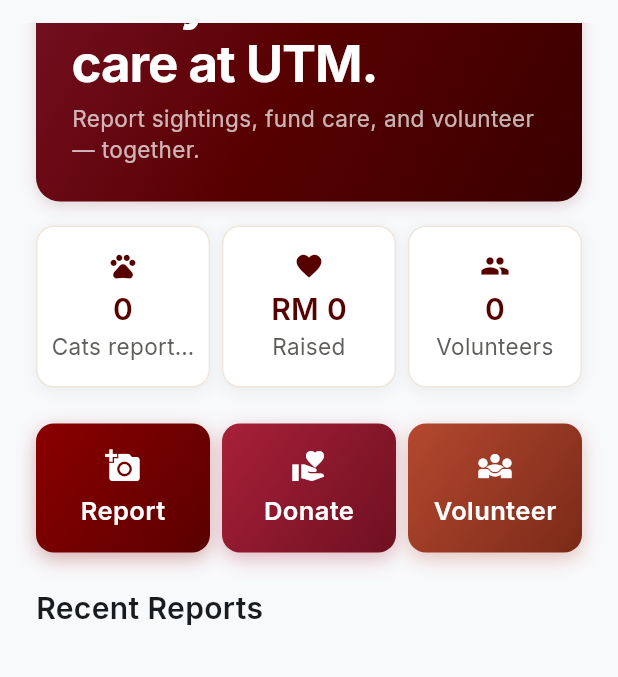
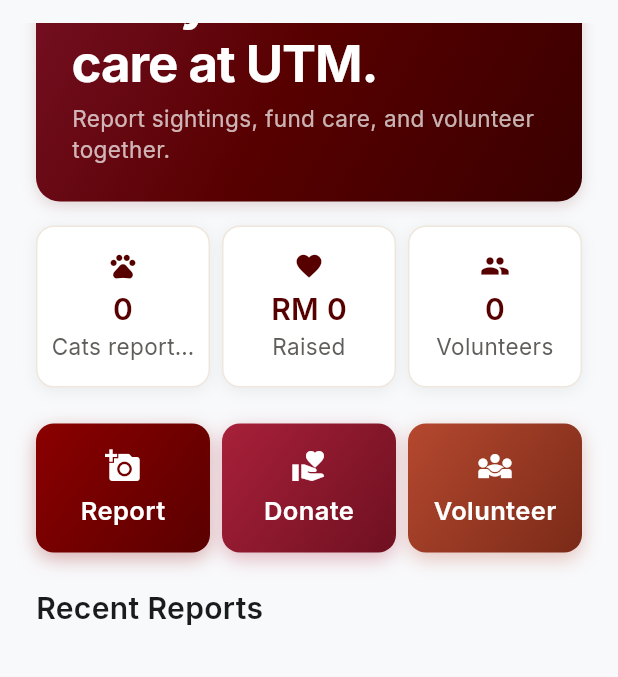
Before and after one commit to muzzz20/NoName-App-Dev, a Flutter app: the screen it shows after launch, scrolled down 102 dp, on a phone screen of 412 x 824 dp, the part 61-738 px from its top. Run offline on Flutter 3.47's test engine with Material 3 defaults, Android fonts, the phone set to English and light mode, and no system bars; our stand-ins replace cloud_firestore, cloud_functions, firebase_auth, firebase_core, firebase_messaging, firebase_storage and 6 more; accounts and stored records are empty.

Commit message:
feat(home): drop em dash in hero subtitle
Co-Authored-By: Claude Opus 4.7 (1M context) <noreply@anthropic.com>

```diff
--- a/lib/features/reporting/screens/feed_screen.dart
+++ b/lib/features/reporting/screens/feed_screen.dart
@@ -160,7 +160,7 @@ class _FeedScreenState extends State<FeedScreen> {
           ),
           const SizedBox(height: 6),
           Text(
-            'Report sightings, fund care, and volunteer — together.',
+            'Report sightings, fund care, and volunteer together.',
             style: AppText.bodySm.copyWith(color: Colors.white70),
           ),
         ],
```
